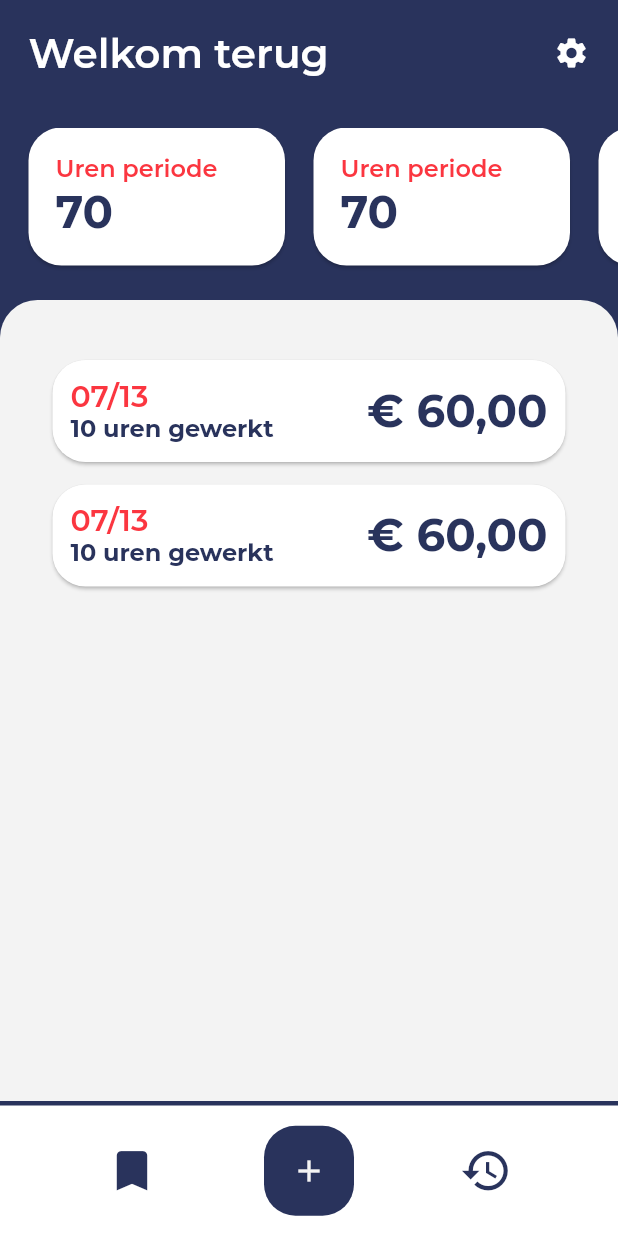
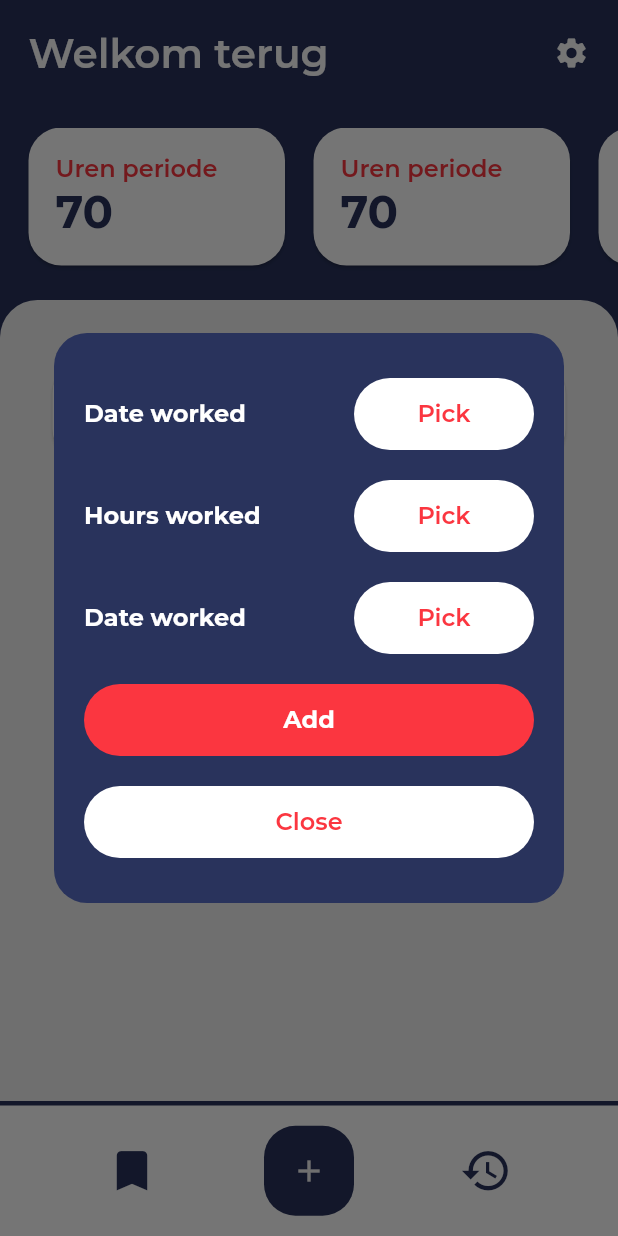
Before and after one commit to dukesteen/salaris-app, a Flutter app: the screen it shows after launch, after a tap on the "add" icon, on a phone screen of 412 x 824 dp. Run offline on Flutter 3.47's test engine with Material 2 defaults, Android fonts, the phone set to English and light mode, and no system bars; project files that could hold a hidden picture were left out.

Commit message:
Added Dialog for adding new salary entries, WIP

```diff
--- a/lib/components/custom_bottom_navbar.dart
+++ b/lib/components/custom_bottom_navbar.dart
@@ -2,6 +2,7 @@ import 'package:flutter/material.dart';
 import 'package:provider/provider.dart';
 import 'package:salaris_app/blocs/salary_bloc.dart';
 import 'package:salaris_app/models/salary_model.dart';
+import 'package:salaris_app/pages/salary_entry_add.dart';
 import 'package:salaris_app/styles.dart';
 
 class CustomBottomNavbar extends StatelessWidget {
@@ -36,12 +37,14 @@ class CustomBottomNavbar extends StatelessWidget {
             height: 60.0,
             child: FloatingActionButton(
               onPressed: () {
-                salaryBloc.add(
-                  SalaryModel(
-                      hoursWorked: 11.0,
-                      dateWorked: DateTime.now(),
-                      hourlyWage: 6.0),
-                );
+                showDialog(
+                    context: context, builder: (context) => SalaryEntryAdd());
+                // salaryBloc.add(
+                //   SalaryModel(
+                //       hoursWorked: 11.0,
+                //       dateWorked: DateTime.now(),
+                //       hourlyWage: 6.0),
+                // );
               },
               backgroundColor: UiColors.spaceCadet,
               elevation: 0.0,
--- a/lib/main.dart
+++ b/lib/main.dart
@@ -1,7 +1,8 @@
 import 'package:flutter/material.dart';
 import 'package:salaris_app/blocs/salary_bloc.dart';
-import 'package:salaris_app/home.dart';
+import 'package:salaris_app/pages/home.dart';
 import 'package:provider/provider.dart';
+import 'package:salaris_app/pages/salary_entry_add.dart';
 
 void main() {
   runApp(MyApp());
@@ -18,8 +19,11 @@ class MyApp extends StatelessWidget {
         ),
       ],
       child: MaterialApp(
-        title: 'Salaris',
-        home: HomePage(),
+        initialRoute: '/',
+        routes: {
+          '/': (context) => HomePage(),
+          '/add': (context) => SalaryEntryAdd(),
+        },
       ),
     );
   }
--- a/lib/home.dart
+++ b/lib/pages/home.dart
@@ -4,7 +4,7 @@ import 'package:salaris_app/blocs/salary_bloc.dart';
 import 'package:salaris_app/components/custom_bottom_navbar.dart';
 import 'package:salaris_app/components/hour_entry_card.dart';
 import 'package:salaris_app/components/stat_card.dart';
-import 'styles.dart';
+import '../styles.dart';
 
 class HomePage extends StatelessWidget {
   @override
--- /dev/null
+++ b/lib/pages/salary_entry_add.dart
@@ -0,0 +1,168 @@
+import 'package:flutter/material.dart';
+import 'package:salaris_app/styles.dart';
+
+class SalaryEntryAdd extends StatelessWidget {
+  @override
+  Widget build(BuildContext context) {
+    return Dialog(
+      backgroundColor: Colors.transparent,
+      elevation: 0,
+      insetPadding: EdgeInsets.zero,
+      child: Container(
+        //color: UiColors.richBlack.withOpacity(0.3),
+        child: Center(
+          child: Container(
+            height: 380.0,
+            decoration: BoxDecoration(
+              borderRadius: BorderRadius.all(
+                Radius.circular(22.0),
+              ),
+              color: UiColors.spaceCadet,
+            ),
+            margin: EdgeInsets.symmetric(horizontal: 36.0),
+            padding: EdgeInsets.symmetric(horizontal: 20.0, vertical: 30.0),
+            child: Column(
+              children: <Widget>[
+                // Date worked ----------------------------------------------------------------
+                Row(
+                  mainAxisAlignment: MainAxisAlignment.spaceBetween,
+                  children: <Widget>[
+                    Text(
+                      'Date worked',
+                      style: UiTextStyles.montserrat16ptSemiBoldWhite,
+                    ),
+                    Container(
+                      decoration: BoxDecoration(
+                        borderRadius: BorderRadius.all(
+                          Radius.circular(25.0),
+                        ),
+                        color: UiColors.white,
+                      ),
+                      width: 120.0,
+                      child: FlatButton(
+                        padding: EdgeInsets.symmetric(
+                          vertical: 7.0,
+                        ),
+                        onPressed: null,
+                        child: Text(
+                          'Pick',
+                          style: UiTextStyles.montserrat16ptSemiBoldRed,
+                        ),
+                      ),
+                    )
+                  ],
+                ),
+                SizedBox(
+                  height: 20.0,
+                ),
+                // Hours worked ----------------------------------------------------------------
+                Row(
+                  mainAxisAlignment: MainAxisAlignment.spaceBetween,
+                  children: <Widget>[
+                    Text(
+                      'Hours worked',
+                      style: UiTextStyles.montserrat16ptSemiBoldWhite,
+                    ),
+                    Container(
+                      decoration: BoxDecoration(
+                        borderRadius: BorderRadius.all(
+                          Radius.circular(25.0),
+                        ),
+                        color: UiColors.white,
+                      ),
+                      width: 120.0,
+                      child: FlatButton(
+                        onPressed: null,
+                        child: Text(
+                          'Pick',
+                          style: UiTextStyles.montserrat16ptSemiBoldRed,
+                        ),
+                      ),
+                    )
+                  ],
+                ),
+                SizedBox(
+                  height: 20.0,
+                ),
+                // Date worked ----------------------------------------------------------------
+                Row(
+                  mainAxisAlignment: MainAxisAlignment.spaceBetween,
+                  children: <Widget>[
+                    Text(
+                      'Date worked',
+                      style: UiTextStyles.montserrat16ptSemiBoldWhite,
+                    ),
+                    Container(
+                      decoration: BoxDecoration(
+                        borderRadius: BorderRadius.all(
+                          Radius.circular(25.0),
+                        ),
+                        color: UiColors.white,
+                      ),
+                      width: 120.0,
+                      child: FlatButton(
+                        onPressed: null,
+                        child: Text(
+                          'Pick',
+                          style: UiTextStyles.montserrat16ptSemiBoldRed,
+                        ),
+                      ),
+                    )
+                  ],
+                ),
+                SizedBox(
+                  height: 20.0,
+                ),
+                Column(
+                  crossAxisAlignment: CrossAxisAlignment.stretch,
+                  children: <Widget>[
+                    Container(
+                      decoration: BoxDecoration(
+                        borderRadius: BorderRadius.all(
+                          Radius.circular(25.0),
+                        ),
+                        color: UiColors.redSalsa,
+                      ),
+                      child: FlatButton(
+                        onPressed: null,
+                        child: Text(
+                          'Add',
+                          style: UiTextStyles.montserrat16ptSemiBoldWhite,
+                        ),
+                      ),
+                    ),
+                  ],
+                ),
+                SizedBox(
+                  height: 20.0,
+                ),
+                Column(
+                  crossAxisAlignment: CrossAxisAlignment.stretch,
+                  children: <Widget>[
+                    Container(
+                      decoration: BoxDecoration(
+                        borderRadius: BorderRadius.all(
+                          Radius.circular(25.0),
+                        ),
+                        color: UiColors.white,
+                      ),
+                      child: FlatButton(
+                        onPressed: () {
+                          Navigator.pop(context);
+                        },
+                        child: Text(
+                          'Close',
+                          style: UiTextStyles.montserrat16ptSemiBoldRed,
+                        ),
+                      ),
+                    ),
+                  ],
+                )
+              ],
+            ),
+          ),
+        ),
+      ),
+    );
+  }
+}
--- a/lib/styles.dart
+++ b/lib/styles.dart
@@ -23,13 +23,6 @@ class UiTextStyles {
     fontWeight: FontWeight.w600,
   );
 
-  static const TextStyle montserrat20ptSemiBoldRed = TextStyle(
-    color: UiColors.redSalsa,
-    fontSize: 20.0,
-    fontFamily: 'Montserrat',
-    fontWeight: FontWeight.w600,
-  );
-
   static const TextStyle montserrat16ptSemiBoldSpaceCadet = TextStyle(
     color: UiColors.spaceCadet,
     fontSize: 16.0,
@@ -37,6 +30,19 @@ class UiTextStyles {
     fontWeight: FontWeight.w700,
   );
 
+  static const TextStyle montserrat16ptSemiBoldWhite = TextStyle(
+    color: UiColors.white,
+    fontSize: 16.0,
+    fontFamily: 'Montserrat',
+    fontWeight: FontWeight.w700,
+  );
+
+  static const TextStyle montserrat20ptSemiBoldRed = TextStyle(
+    color: UiColors.redSalsa,
+    fontSize: 20.0,
+    fontFamily: 'Montserrat',
+    fontWeight: FontWeight.w600,
+  );
   static const TextStyle montserrat30ptBoldSpaceCadet = TextStyle(
     color: UiColors.spaceCadet,
     fontSize: 30.0,
```
